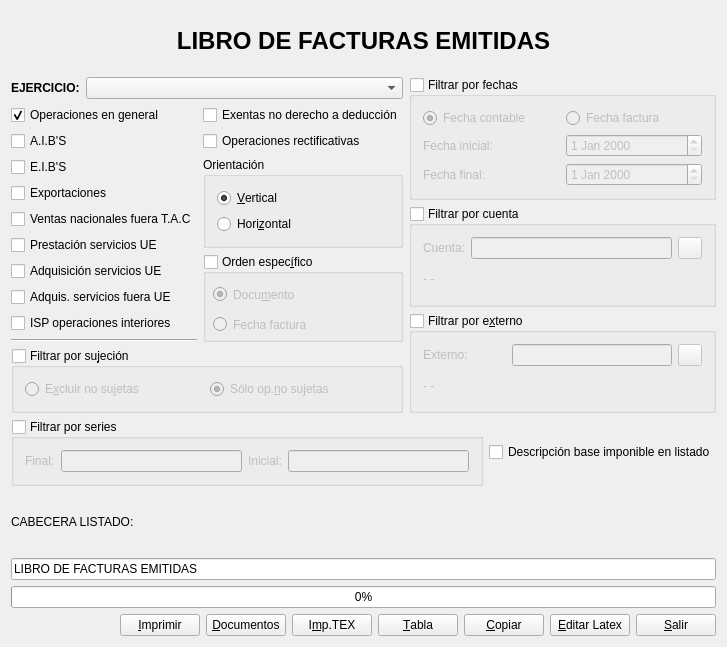
Old version of the form libro_emitidas.ui in the repository DIBOSAJM/keme.
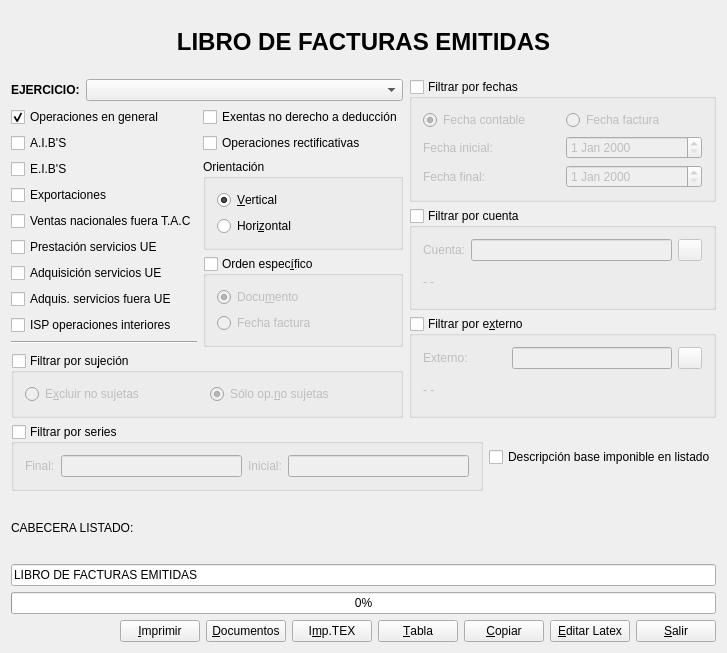
New version of the form. Icons and pictures are not drawn.

```diff
--- a/libro_emitidas.ui
+++ b/libro_emitidas.ui
@@ -8,7 +8,7 @@
     <x>0</x>
     <y>0</y>
     <width>727</width>
-    <height>647</height>
+    <height>653</height>
    </rect>
   </property>
   <property name="windowTitle">
@@ -20,7 +20,6 @@
      <property name="font">
       <font>
        <pointsize>18</pointsize>
-       <weight>75</weight>
        <bold>true</bold>
       </font>
      </property>
@@ -212,15 +211,9 @@
              <property name="checked">
               <bool>false</bool>
              </property>
+             <layout class="QVBoxLayout" name="verticalLayout_7">
+              <item>
              <widget class="QRadioButton" name="ordendocradioButton">
-              <property name="geometry">
-               <rect>
-                <x>10</x>
-                <y>30</y>
-                <width>100</width>
-                <height>21</height>
-               </rect>
-              </property>
               <property name="text">
                <string>Docu&amp;mento</string>
               </property>
@@ -228,19 +221,15 @@
                <bool>true</bool>
               </property>
              </widget>
+              </item>
+              <item>
              <widget class="QRadioButton" name="ordenfechafacradioButton">
-              <property name="geometry">
-               <rect>
-                <x>10</x>
-                <y>60</y>
-                <width>100</width>
-                <height>21</height>
-               </rect>
-              </property>
               <property name="text">
                <string>Fecha factura</string>
               </property>
              </widget>
+              </item>
+             </layout>
             </widget>
            </item>
           </layout>
```
Lines whose indentation alone changed are shown as unchanged.
